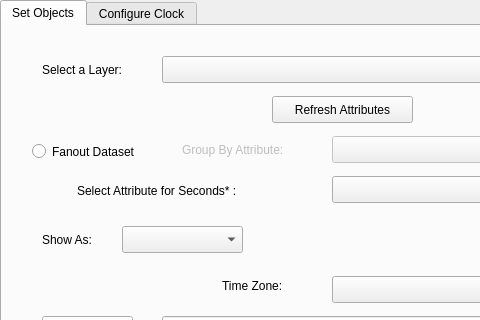
Old version of the form CzmlMovingObjects_dialog_base.ui in the repository tum-gis/CZMLMovingObjects; both pictures show x 0 to 480 and y 0 to 320 of the 800 by 600 pixel window.
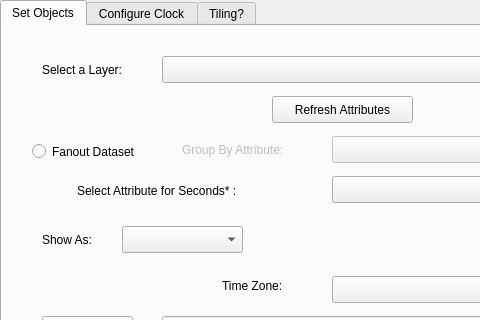
New version of the form.

The edit to the form file:
```diff
--- a/CzmlMovingObjects_dialog_base.ui
+++ b/CzmlMovingObjects_dialog_base.ui
@@ -525,6 +525,11 @@
      </property>
     </widget>
    </widget>
+   <widget class="QWidget" name="tabTile">
+    <attribute name="title">
+     <string>Tiling?</string>
+    </attribute>
+   </widget>
   </widget>
  </widget>
  <resources/>
```
